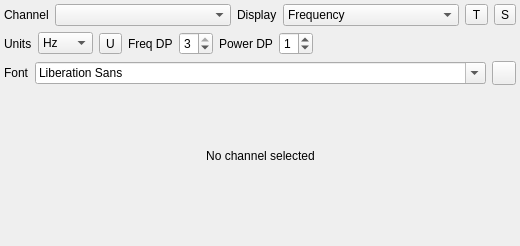
Above: plugins/feature/freqdisplay/freqdisplaygui.ui from thomasgi1/sdrangel before the change. Below: the same form after it.
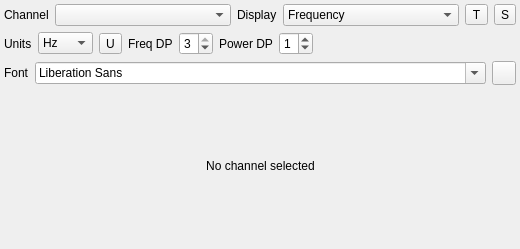
That is the form after the change. Icons and pictures are not drawn. Custom widgets are drawn as their Qt base class.

Commit message: Don't use a container for the frequencyValue

Patch:
```diff
--- a/plugins/feature/freqdisplay/freqdisplaygui.ui
+++ b/plugins/feature/freqdisplay/freqdisplaygui.ui
@@ -7,7 +7,7 @@
     <x>0</x>
     <y>0</y>
     <width>520</width>
-    <height>246</height>
+    <height>249</height>
    </rect>
   </property>
   <property name="minimumSize">
@@ -293,11 +293,11 @@
     </item>
    </layout>
   </widget>
-  <widget class="QWidget" name="displayContainer" native="true">
+  <widget class="QLabel" name="frequencyValue">
    <property name="geometry">
     <rect>
      <x>10</x>
-     <y>110</y>
+     <y>120</y>
      <width>501</width>
      <height>91</height>
     </rect>
@@ -305,30 +305,6 @@
    <property name="sizePolicy">
     <sizepolicy hsizetype="Expanding" vsizetype="Expanding">
      <horstretch>0</horstretch>
-     <verstretch>0</verstretch>
-    </sizepolicy>
-   </property>
-   <property name="windowTitle">
-    <string>Display</string>
-   </property>
-   <layout class="QHBoxLayout" name="display">
-    <property name="leftMargin">
-     <number>0</number>
-    </property>
-    <property name="topMargin">
-     <number>0</number>
-    </property>
-    <property name="rightMargin">
-     <number>0</number>
-    </property>
-    <property name="bottomMargin">
-     <number>0</number>
-    </property>
-    <item>
-     <widget class="QLabel" name="frequencyValue">
-      <property name="sizePolicy">
-       <sizepolicy hsizetype="Expanding" vsizetype="Expanding">
-        <horstretch>0</horstretch>
         <verstretch>1</verstretch>
        </sizepolicy>
       </property>
@@ -338,9 +314,6 @@
       <property name="alignment">
        <set>Qt::AlignmentFlag::AlignCenter</set>
       </property>
-     </widget>
-    </item>
-   </layout>
   </widget>
  </widget>
  <customwidgets>
```
Lines whose indentation alone changed are shown as unchanged.
